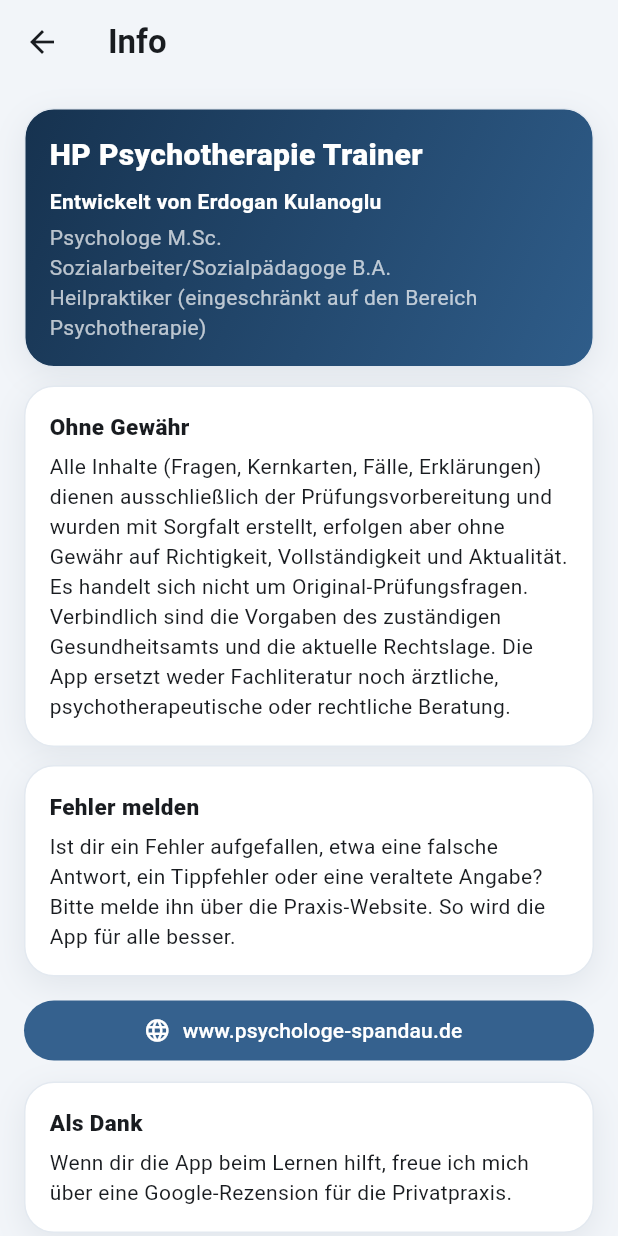
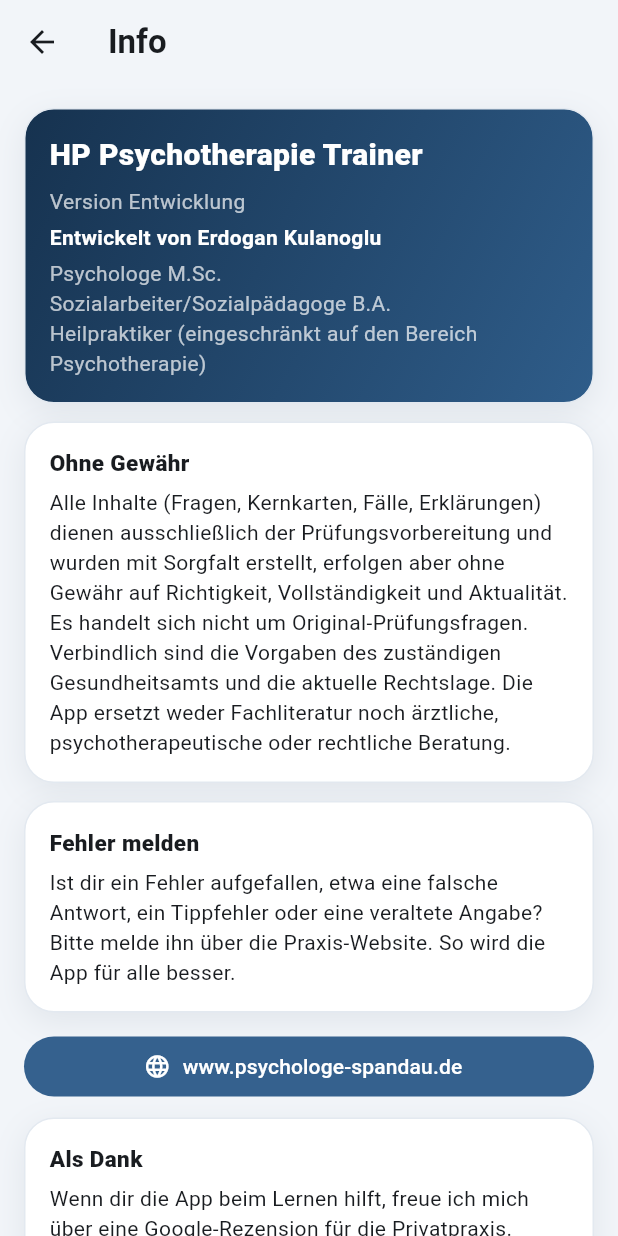
Before and after one commit to kulanoglu-web/Heilpraktiker-, a Flutter app: the InfoScreen screen opened directly, on a phone screen of 412 x 824 dp. Run offline on Flutter 3.47's test engine with Material 3 defaults, Android fonts, the phone set to English and light mode, and no system bars; our stand-ins replace shared_preferences; accounts and stored records are empty.

Commit message:
Fortlaufende Versionsnummer in Download und App
Co-Authored-By: Claude Sonnet 5.5 <noreply@anthropic.com>
Claude-Session: https://claude.ai/code/session_017Mpi1CgAAkEhMVPhtBhsUC

```diff
--- a/lib/info.dart
+++ b/lib/info.dart
@@ -10,6 +10,7 @@ const kAuthorTitles = [
   'Sozialarbeiter/Sozialpädagoge B.A.',
   'Heilpraktiker (eingeschränkt auf den Bereich Psychotherapie)',
 ];
+const kVersion = String.fromEnvironment('APP_VERSION', defaultValue: 'Entwicklung');
 const kWebsite = 'https://www.psychologe-spandau.de';
 const kReviewUrl =
     'https://g.page/r/Ccxj8Rnh_iwAEB0/review';
@@ -73,6 +74,9 @@ class InfoScreen extends StatelessWidget {
                         fontWeight: FontWeight.w800,
                         fontSize: 20)),
                 SizedBox(height: 6),
+                Text('Version $kVersion',
+                    style: const TextStyle(color: Colors.white70)),
+                const SizedBox(height: 4),
                 Text('Entwickelt von $kAuthorName',
                     style: TextStyle(
                         color: Colors.white, fontWeight: FontWeight.w600)),
```
Also changed, not shown: 1 other file.
